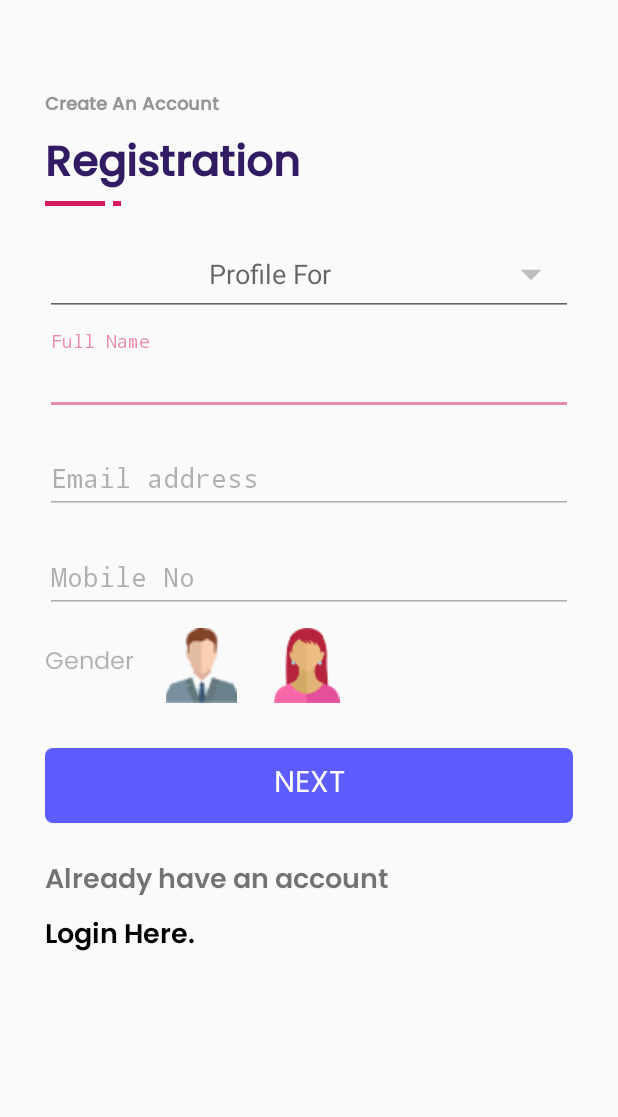
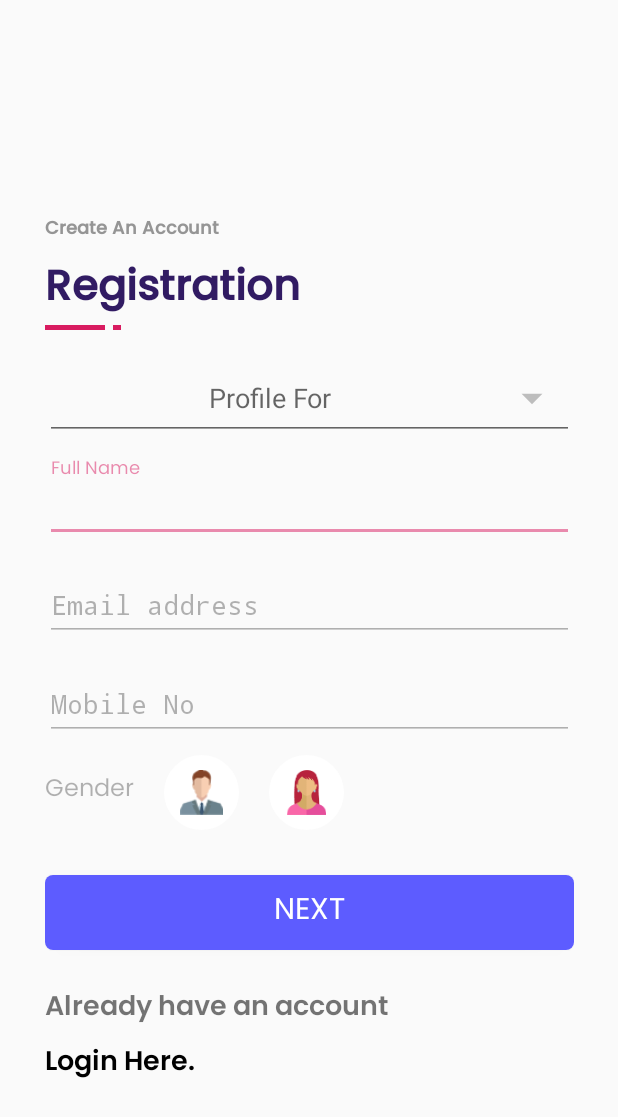
Before and after one commit to amolbodhare/shianikha, an Android app: the RegisterationActivity screen opened directly, with no data from a screen before it, on a phone screen of 412 x 824 dp. Shown: the top 1117 px of the screen. Run offline under Robolectric (Android 15) with nearby library versions, the phone set to English and light mode, and no system bars.

Commit message:
24-05-19 08.00 PM
 Gender imageview background is changed

```diff
--- a/app/src/main/java/com/example/shianikha/activities/RegisterationActivity.java
+++ b/app/src/main/java/com/example/shianikha/activities/RegisterationActivity.java
@@ -16,6 +16,7 @@ import android.widget.AdapterView;
 import android.widget.ArrayAdapter;
 import android.widget.Button;
 import android.widget.EditText;
+import android.widget.ImageView;
 import android.widget.ListView;
 import android.widget.TextView;
 import android.widget.Toast;
@@ -34,6 +35,10 @@ public class RegisterationActivity extends AppCompatActivity
     private ArrayAdapter<String> arrayAdapter;
     //public  static FragmentManager fragmentManager;
     Button btn_next;
+    TextView login_here_tv;
+    ImageView gender_male_imv;
+    ImageView gender_female_imv;
+
 
     /*@Override
     public void onFragmentInteraction(Uri uri) {
@@ -46,11 +51,44 @@ public class RegisterationActivity extends AppCompatActivity
     {
         super.onCreate(savedInstanceState);
         setContentView(R.layout.activity_registeration);
-        this.getWindow().setFlags(WindowManager.LayoutParams.FLAG_FULLSCREEN, WindowManager.LayoutParams.FLAG_FULLSCREEN);
+        //this.getWindow().setFlags(WindowManager.LayoutParams.FLAG_FULLSCREEN, WindowManager.LayoutParams.FLAG_FULLSCREEN);
 
         //Spinner spinner = (Spinner) findViewById(R.id.spinner);
 
         btn_next=findViewById(R.id.btn_next);
+
+        login_here_tv=findViewById(R.id.login_here);
+        gender_male_imv=findViewById(R.id.genderr_male_imv);
+        gender_female_imv=findViewById(R.id.genderr_female_imv);
+
+        gender_male_imv.setOnClickListener(new View.OnClickListener() {
+            @Override
+            public void onClick(View v) {
+
+                gender_male_imv.setBackground(getResources().getDrawable(R.drawable.reg_img_bg_selected));
+                gender_female_imv.setBackground(getResources().getDrawable(R.drawable.reg_img_bg));
+
+            }
+        });
+
+        gender_female_imv.setOnClickListener(new View.OnClickListener() {
+            @Override
+            public void onClick(View v) {
+
+                gender_female_imv.setBackground(getResources().getDrawable(R.drawable.reg_img_bg_selected));
+                gender_male_imv.setBackground(getResources().getDrawable(R.drawable.reg_img_bg));
+            }
+        });
+
+
+        login_here_tv.setOnClickListener(new View.OnClickListener() {
+            @Override
+            public void onClick(View v)
+            {
+                Intent i=new Intent(RegisterationActivity.this,LoginActivity.class);
+                startActivity(i);
+            }
+        });
 
         btn_next.setOnClickListener(new View.OnClickListener()
         {
--- a/app/src/main/java/com/example/shianikha/activities/WalkThroughActivity.java
+++ b/app/src/main/java/com/example/shianikha/activities/WalkThroughActivity.java
@@ -22,7 +22,7 @@ public class WalkThroughActivity extends AppCompatActivity {
     protected void onCreate(Bundle savedInstanceState) {
         super.onCreate(savedInstanceState);
         setContentView(R.layout.activity_walk_through);
-        //this.getWindow().setFlags(WindowManager.LayoutParams.FLAG_FULLSCREEN, WindowManager.LayoutParams.FLAG_FULLSCREEN);
+        this.getWindow().setFlags(WindowManager.LayoutParams.FLAG_FULLSCREEN, WindowManager.LayoutParams.FLAG_FULLSCREEN);
         slideViewPager=(ViewPager)findViewById(R.id.slideViewPager);
         sliderAdapter=new SliderAdapter(this);
         slideViewPager.setAdapter(sliderAdapter);
--- a/app/src/main/res/drawable-ldpi/edit_text_bg.xml
+++ b/app/src/main/res/drawable/reg_img_bg.xml
@@ -1,10 +1,10 @@
 <?xml version="1.0" encoding="utf-8"?>
 <shape xmlns:android="http://schemas.android.com/apk/res/android"
-    android:shape="rectangle">
+    android:shape="oval">
 
-    <solid android:color="#fafafa"/>
-    <stroke android:color="#808080"
-        android:width="1dp"/>
-    <corners android:radius="8dp"/>
+    <solid android:color="#FFFFFF"/>
+    <!-- <stroke android:color="#808080"
+         android:width="1dp"/>-->
+    <!--<corners android:radius="8dp"/>-->
 
 </shape>
--- a/app/src/main/res/drawable/gradient.xml
+++ b/app/src/main/res/drawable/reg_img_bg_selected.xml
@@ -1,9 +1,10 @@
 <?xml version="1.0" encoding="utf-8"?>
-<shape xmlns:android="http://schemas.android.com/apk/res/android">
+<shape xmlns:android="http://schemas.android.com/apk/res/android"
+    android:shape="oval">
 
-    <gradient
-        android:startColor="@color/walkscreenback"
-        android:centerColor="@color/walkscreenback"
-        android:endColor="@color/walkscreenback" />
+    <solid android:color="#FFFFFF"/>
+     <stroke android:color="@color/bluebtnback"
+         android:width="1dp"/>
+    <!--<corners android:radius="8dp"/>-->
 
 </shape>
--- a/app/src/main/res/layout/activity_reg_second_page.xml
+++ b/app/src/main/res/layout/activity_reg_second_page.xml
@@ -163,6 +163,7 @@
         android:id="@+id/ed_dob"
         android:layout_marginTop="20dp"
         android:hint="Date of Birth"
+        android:gravity="center"
         android:layout_below="@id/country_of_citizenship_layout"
         android:layout_width="match_parent"
         android:layout_height="wrap_content" />
--- a/app/src/main/res/layout/activity_registeration.xml
+++ b/app/src/main/res/layout/activity_registeration.xml
@@ -5,20 +5,21 @@
     android:layout_width="match_parent"
     android:layout_height="match_parent"
     tools:context=".activities.RegisterationActivity">
+
+
     <RelativeLayout
         android:layout_width="match_parent"
         android:layout_marginLeft="30dp"
-        android:layout_marginRight="30dp"
+        android:layout_marginRight="29dp"
+        android:layout_centerVertical="true"
         android:layout_height="wrap_content">
-
-
 
  <TextView
      android:id="@+id/sub_title"
      android:text="Create An Account"
      android:textStyle="bold"
      android:textColor="@color/textlightgray"
-     android:layout_marginTop="60dp"
+     android:layout_marginTop="43dp"
      android:textSize="12dp"
      android:fontFamily="@font/poppins_medium"
      android:layout_width="wrap_content"
@@ -101,8 +102,8 @@
       android:layout_width="match_parent"
       android:layout_height="wrap_content"
       android:layout_marginTop="10dp"
-      android:textSize="18sp"
-      android:typeface="monospace"
+      android:textSize="16dp"
+      android:fontFamily="@font/poppins_regular"
       android:textColor="#000000"
       android:singleLine="true"
       android:imeOptions="actionNext"
@@ -171,15 +172,23 @@
       android:layout_height="wrap_content" />
 
   <ImageView
+      android:id="@+id/genderr_male_imv"
       android:src="@drawable/male"
       android:layout_width="50dp"
+      android:background="@drawable/reg_img_bg"
+      android:padding="10dp"
       android:layout_marginLeft="20dp"
       android:layout_height="50dp" />
+
   <ImageView
+      android:id="@+id/genderr_female_imv"
       android:src="@drawable/female"
       android:layout_marginLeft="20dp"
+      android:padding="10dp"
       android:layout_width="50dp"
+      android:background="@drawable/reg_img_bg"
       android:layout_height="50dp" />
+
  </LinearLayout>
 
         <Button
@@ -203,6 +212,7 @@
      android:fontFamily="@font/poppins_semibold"
      android:text="Already have an account"
      android:textSize="18dp" />
+
  <TextView
      android:id="@+id/login_here"
      android:layout_marginTop="5dp"
--- a/app/src/main/res/layout/activity_walk_through.xml
+++ b/app/src/main/res/layout/activity_walk_through.xml
@@ -18,6 +18,7 @@
 
     <RelativeLayout
         android:layout_width="match_parent"
+        android:layout_centerVertical="true"
         android:layout_height="match_parent">
 
         <RelativeLayout
--- a/app/src/main/res/values/colors.xml
+++ b/app/src/main/res/values/colors.xml
@@ -13,6 +13,8 @@
     <color name="orangebtnback">#FF4E56</color>
     <color name="walkscreenback">#3A2669</color>
 
+    <color name="pure_white">#FFFFFF</color>
+
     <color name="textpurle">#311B63</color>
     <color name="textlightgray">#959595</color>
     <color name="textdarkgray">#515151</color>
```
Also changed, not shown: app/src/main/res/drawable-mdpi/circle.xml (added, +12 -0 lines), app/src/main/res/drawable-mdpi/img.xml (added, +8 -0 lines), app/src/main/res/values/styles.xml (+8 -0 lines).
